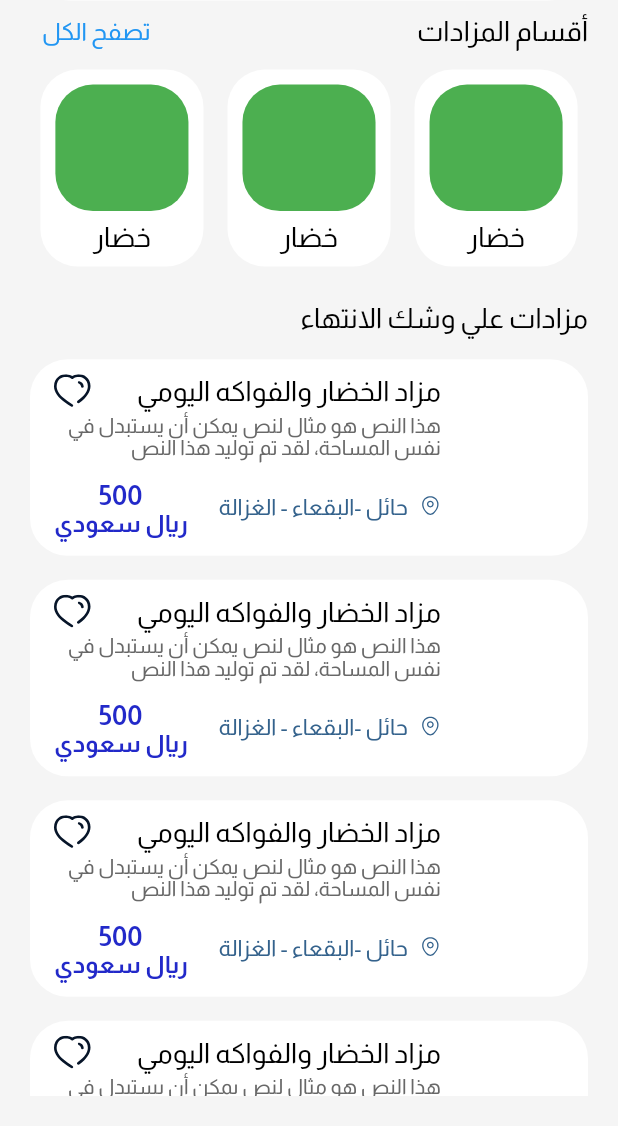
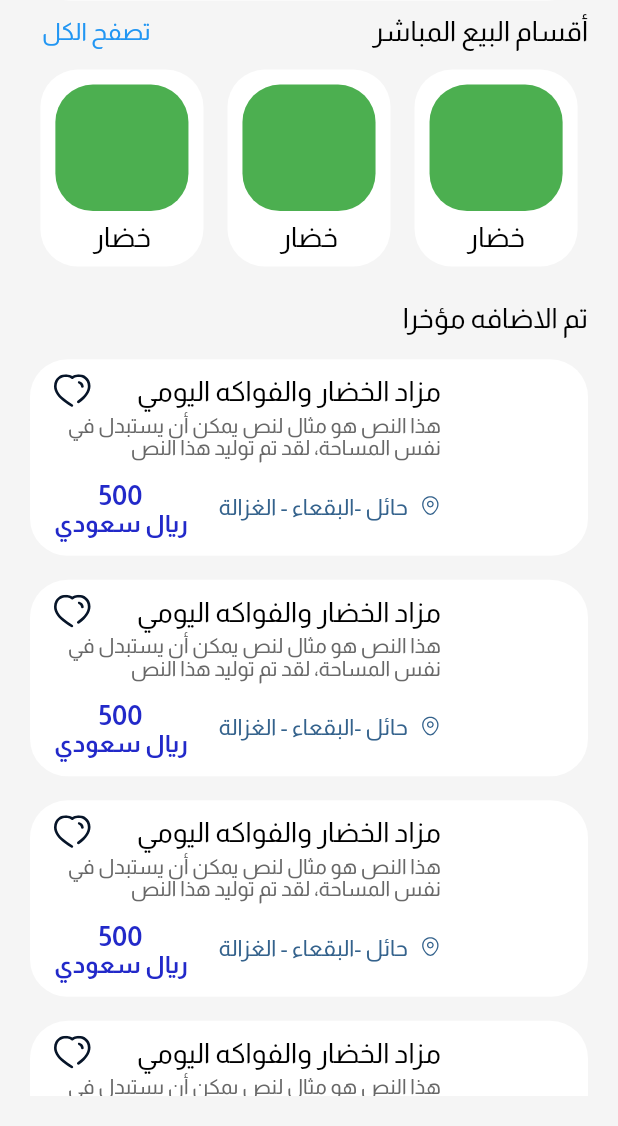
Before and after one commit to ziad500/hasad_app, a Flutter app: the HomeScreen screen opened directly, on a phone screen of 412 x 824 dp, the part 110-1236 px from its top. Run offline on Flutter 3.47's test engine with Material 3 defaults, Android fonts, the light colour scheme and no system bars; our stand-ins replace animated_splash_screen, bloc, cached_network_image, carousel_slider, connectivity_plus, dartz and 16 more; accounts and stored records are empty; generated files the repository leaves out were written again; network calls fail; project files that could hold a hidden picture were left out.

Commit message:
direct selling list screen

```diff
--- a/lib/features/bidding/presentation/components/category_list.dart
+++ b/lib/features/bidding/presentation/components/category_list.dart
@@ -3,6 +3,7 @@ import 'package:flutter_screenutil/flutter_screenutil.dart';
 import 'package:hasad_app/common/default/default_list_view.dart';
 import 'package:hasad_app/common/default/default_text.dart';
 import 'package:hasad_app/common/default/network_image.dart';
+import 'package:hasad_app/utils/routes_manager.dart';
 
 class CategoriesList extends StatelessWidget {
   const CategoriesList({super.key});
@@ -13,7 +14,9 @@ class CategoriesList extends StatelessWidget {
       child: DefaultListView(
           height: 110.h,
           scrollDirection: Axis.horizontal,
-          itemBuilder: (context, index) => Container(
+          itemBuilder: (context, index) => InkWell(
+                onTap: () => Navigator.pushNamed(context, Routes.directSellingListScreen),
+                child: Container(
                   padding: const EdgeInsets.symmetric(vertical: 10, horizontal: 10),
                   width: 95.w,
                   decoration:
@@ -29,6 +32,7 @@ class CategoriesList extends StatelessWidget {
                         textStyle: Theme.of(context).textTheme.bodyMedium,
                       )
                     ],
+                  ),
                 ),
               ),
           count: 3),
--- a/lib/features/home/home_screen.dart
+++ b/lib/features/home/home_screen.dart
@@ -6,7 +6,6 @@ import 'package:hasad_app/common/row_of_text.dart';
 import 'package:hasad_app/common/search_bar.dart';
 import 'package:hasad_app/common/title_widget.dart';
 import 'package:hasad_app/features/bidding/presentation/components/category_list.dart';
-import 'package:hasad_app/features/bidding/presentation/components/search_notification_bar.dart';
 import 'package:hasad_app/utils/app_colors.dart';
 
 class HomeScreen extends StatelessWidget {
@@ -23,7 +22,7 @@ class HomeScreen extends StatelessWidget {
           crossAxisAlignment: CrossAxisAlignment.start,
           children: [
             const SearchBarWidget(),
-            RowOfTextViewAllWidget(title: "أقسام المزادات", onPressed: () {}),
+            RowOfTextViewAllWidget(title: "أقسام البيع المباشر", onPressed: () {}),
             SizedBox(
               height: 5.h,
             ),
@@ -31,7 +30,7 @@ class HomeScreen extends StatelessWidget {
             SizedBox(
               height: 20.h,
             ),
-            const TitleWidget(title: "مزادات علي وشك الانتهاء"),
+            const TitleWidget(title: "تم الاضافه مؤخرا"),
             SizedBox(
               height: 15.h,
             ),
--- a/lib/utils/app_assets.dart
+++ b/lib/utils/app_assets.dart
@@ -26,6 +26,7 @@ class SVGManager {
   static String location = "$svgPath/location.svg";
   static String infinity = "$svgPath/infinity.svg";
   static String doneRequest = "$svgPath/doneRequest.svg";
+  static String filter = "$svgPath/filter.svg";
 }
 
 String gifPath = "assets/gif";
--- a/lib/utils/routes_manager.dart
+++ b/lib/utils/routes_manager.dart
@@ -1,4 +1,5 @@
 import 'package:hasad_app/features/auth/presentation/screens/sign_up/user/views/user_signup.dart';
+import 'package:hasad_app/features/direct_selling/presentation/screens/direct_selling_list_screen.dart';
 import 'package:hasad_app/features/item_details/presentation/screens/item_details_screen.dart';
 import 'package:hasad_app/features/layout/layout.dart';
 import 'package:hasad_app/features/requests/presentation/screens/requests_screen.dart';
@@ -17,7 +18,7 @@ class Routes {
   static const String homeScreenRoutes = "/homeScreen";
   static const String addRequestScreen = "/AddRequestScreen";
   static const String itemDetailsRoutes = "/itemDetailsRoutes";
-  static const String bestSellingScreenRoutes = "/bestSellingScreenRoutes";
+  static const String directSellingListScreen = "/directSellingListScreen";
   static const String brandsScreenRoutes = "/brandsScreenRoutes";
   static const String editprofileScreen = "/editprofileScreen";
   static const String productsByCategoryScreen = "/ProductsByCategoryScreen";
@@ -44,6 +45,12 @@ class RouteGenerator {
         return MaterialPageRoute(
           builder: (context) {
             return const ItemDetailsScreen();
+          },
+        );
+      case Routes.directSellingListScreen:
+        return MaterialPageRoute(
+          builder: (context) {
+            return const DirectSellingListScreen();
           },
         );
       case Routes.addRequestScreen:
```
Also changed, not shown: lib/common/custom_appbar_filter.dart (added, +71 -0 lines), lib/features/direct_selling/presentation/screens/direct_selling_list_screen.dart (added, +31 -0 lines), assets/svg/filter.svg (added). Lines whose indentation alone changed are shown as unchanged.
